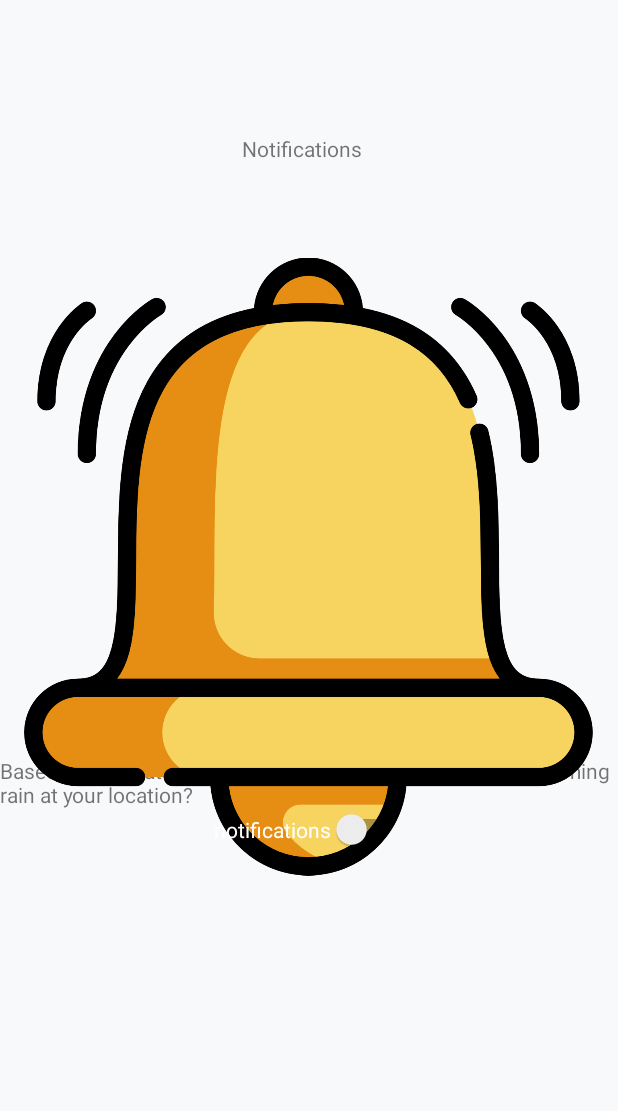
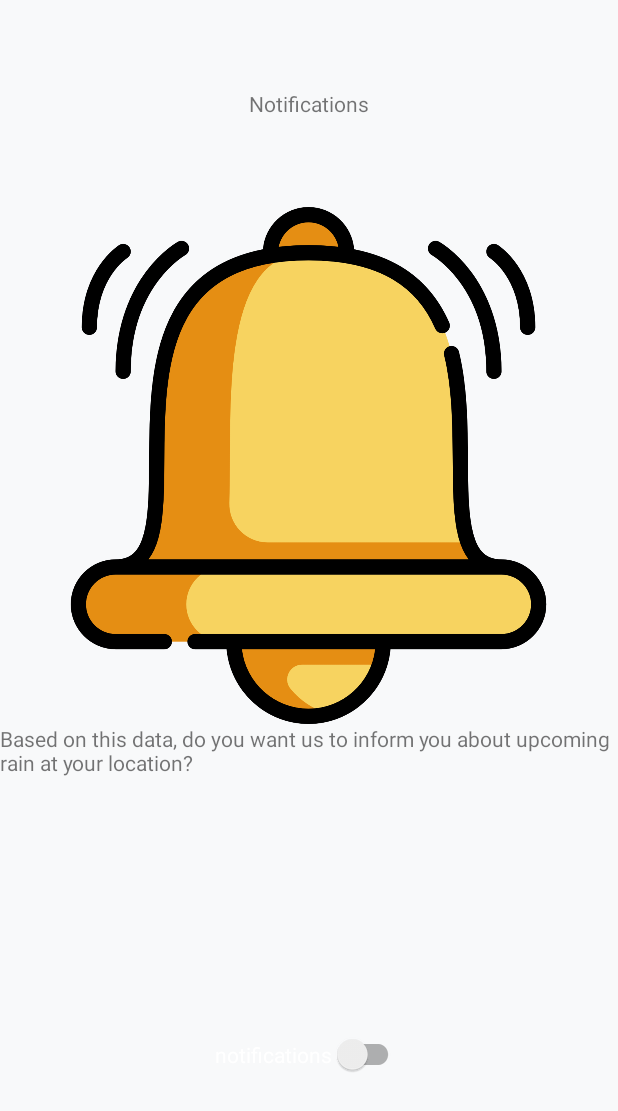
Before and after one commit to meteocool/android, an Android app: the fragment IntroEnableNotificationsFragment shown on its own in the app's theme, on a phone screen of 412 x 824 dp. Shown: the top 1111 px of the screen. Run offline under Robolectric (Android 15) with nearby library versions, the phone set to English and light mode, and no system bars; our stand-ins replace Timber, data binding; 1 statement that could not run was skipped.

Commit message:
fix intro glitches

```diff
--- a/app/build.gradle
+++ b/app/build.gradle
@@ -79,7 +79,7 @@ dependencies {
     implementation 'com.google.code.gson:gson:2.10.1'
 
     // Onboarding screen
-    implementation 'com.github.AppIntro:AppIntro:6.1.0'
+    implementation 'com.github.AppIntro:AppIntro:6.3.1'
 
     // Fused Location Client
     gmsImplementation 'com.google.android.gms:play-services-location:21.3.0'
--- a/app/src/main/java/com/meteocool/ui/intro/IntroActivity.kt
+++ b/app/src/main/java/com/meteocool/ui/intro/IntroActivity.kt
@@ -45,7 +45,13 @@ class IntroActivity : AppIntro2() {
         )
 
         /* Custom slide with privacy policy link. Umbrella (Location)  */
-        addSlide(IntroPrivacyPolicyFragment.newInstance())
+        addSlide(
+            AppIntroFragment.newInstance(
+                title = getString(R.string.intro_title4),
+                description = getString(R.string.intro_description4),
+                imageDrawable = R.drawable.intro_location,
+            )
+        )
 
         addSlide(
             AppIntroFragment.newInstance(
--- a/app/src/main/res/layout/intro_enable_notification.xml
+++ b/app/src/main/res/layout/intro_enable_notification.xml
@@ -32,43 +32,48 @@
                 android:layout_width="wrap_content"
                 android:layout_height="wrap_content"
                 android:orientation="horizontal"
-                app:layout_constraintGuide_percent="0.915" />
+                app:layout_constraintGuide_percent="0.87" />
 
         <TextView
                 android:id="@+id/title"
                 style="@style/AppIntroDefaultHeading"
-                android:layout_width="wrap_content"
-                android:layout_height="wrap_content"
-                android:text="@string/intro_title3"
-                app:layout_constraintBottom_toTopOf="@+id/guideline8"
+                android:layout_width="0dp"
+                android:layout_height="0dp"
+                android:gravity="center"
+                app:layout_constraintBottom_toTopOf="@+id/image"
                 app:layout_constraintEnd_toEndOf="parent"
-                app:layout_constraintHorizontal_bias="0.485"
                 app:layout_constraintStart_toStartOf="parent"
-                app:layout_constraintTop_toTopOf="parent" />
+                app:layout_constraintTop_toTopOf="parent"
+                app:layout_constraintVertical_chainStyle="spread"
+                app:layout_constraintVertical_weight="2"
+                android:text="@string/intro_title3" />
+
+        <ImageView
+                android:id="@+id/image"
+                style="@style/AppIntroDefaultImage"
+                android:layout_width="0dp"
+                android:layout_height="0dp"
+                android:contentDescription="@string/app_intro_image_content_description"
+                app:layout_constraintBottom_toTopOf="@+id/description"
+                app:layout_constraintEnd_toEndOf="parent"
+                app:layout_constraintStart_toStartOf="parent"
+                app:layout_constraintTop_toBottomOf="@+id/title"
+                app:layout_constraintVertical_weight="5"
+                app:srcCompat="@drawable/intro_bell" />
 
         <TextView
                 android:id="@+id/description"
                 style="@style/AppIntroDefaultText"
-                android:layout_width="wrap_content"
-                android:layout_height="wrap_content"
-                android:layout_marginTop="504dp"
+                android:layout_width="0dp"
+                android:layout_height="0dp"
+                android:autoLink="web"
+                app:layout_constraintBottom_toTopOf="@id/switch1"
+                app:layout_constraintEnd_toEndOf="parent"
+                app:layout_constraintStart_toStartOf="parent"
+                app:layout_constraintTop_toBottomOf="@+id/image"
+                app:layout_constraintVertical_weight="3"
                 android:text="@string/intro_description3"
-                app:layout_constraintEnd_toEndOf="parent"
-                app:layout_constraintHorizontal_bias="0.0"
-                app:layout_constraintStart_toStartOf="parent"
-                app:layout_constraintTop_toTopOf="parent" />
-
-        <ImageView
-                android:id="@+id/imageView3"
-                style="@style/AppIntroDefaultImage"
-                android:layout_width="wrap_content"
-                android:layout_height="wrap_content"
-                app:layout_constraintBottom_toTopOf="@+id/guideline4"
-                app:layout_constraintEnd_toEndOf="parent"
-                app:layout_constraintHorizontal_bias="0.0"
-                app:layout_constraintStart_toStartOf="parent"
-                app:layout_constraintTop_toTopOf="parent"
-                app:srcCompat="@drawable/intro_bell" />
+                tools:text="This is a demo of the AppIntro Library" />
 
         <androidx.appcompat.widget.SwitchCompat
                 android:id="@+id/switch1"
@@ -76,10 +81,11 @@
                 android:layout_height="wrap_content"
                 android:text="@string/intro_toggle_notifications"
                 android:textColor="@color/white_0"
+                app:layout_constraintBottom_toTopOf="@id/guideline4"
                 app:layout_constraintEnd_toEndOf="parent"
-                app:layout_constraintHorizontal_bias="0.498"
                 app:layout_constraintStart_toStartOf="parent"
-                app:layout_constraintTop_toBottomOf="@+id/description" />
+                app:layout_constraintTop_toBottomOf="@+id/description"
+                app:layout_constraintVertical_weight="1" />
 
     </androidx.constraintlayout.widget.ConstraintLayout>
 </layout>
```
